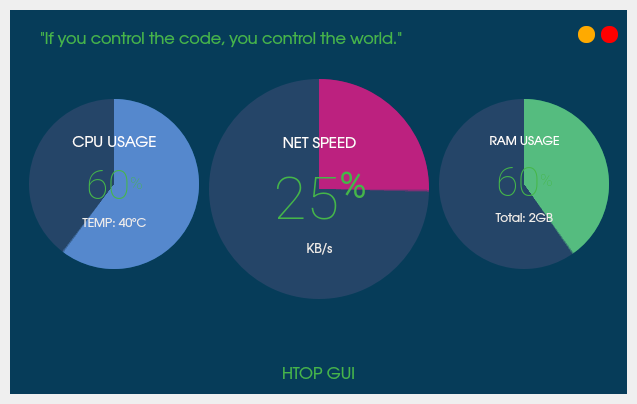
rishabh3354/htop, file src/ui_main.ui: the form before one commit.
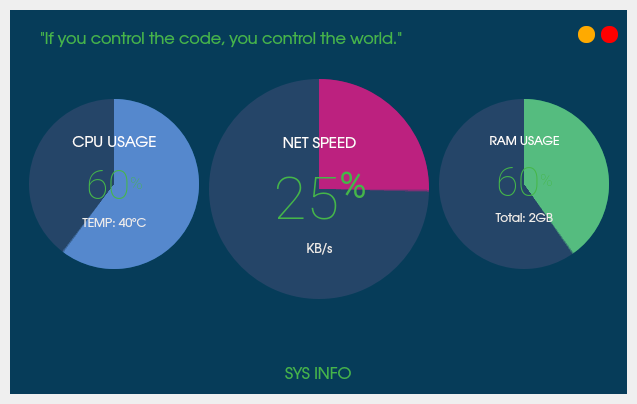
The form after the commit. Icons and pictures are not drawn.

Commit message: renamed to sys info from htop gui

```diff
--- a/src/ui_main.ui
+++ b/src/ui_main.ui
@@ -1851,7 +1851,7 @@
 background-color: none;</string>
                </property>
                <property name="text">
-                <string>HTOP GUI</string>
+                <string>SYS INFO</string>
                </property>
               </widget>
              </item>
```
The commit also changes 4 other files.
